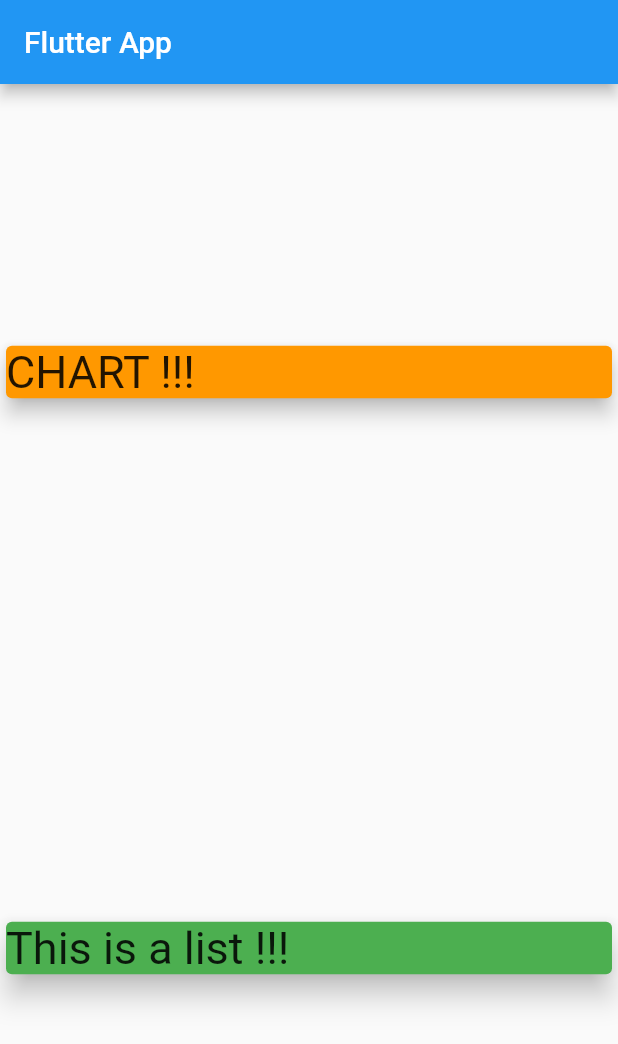
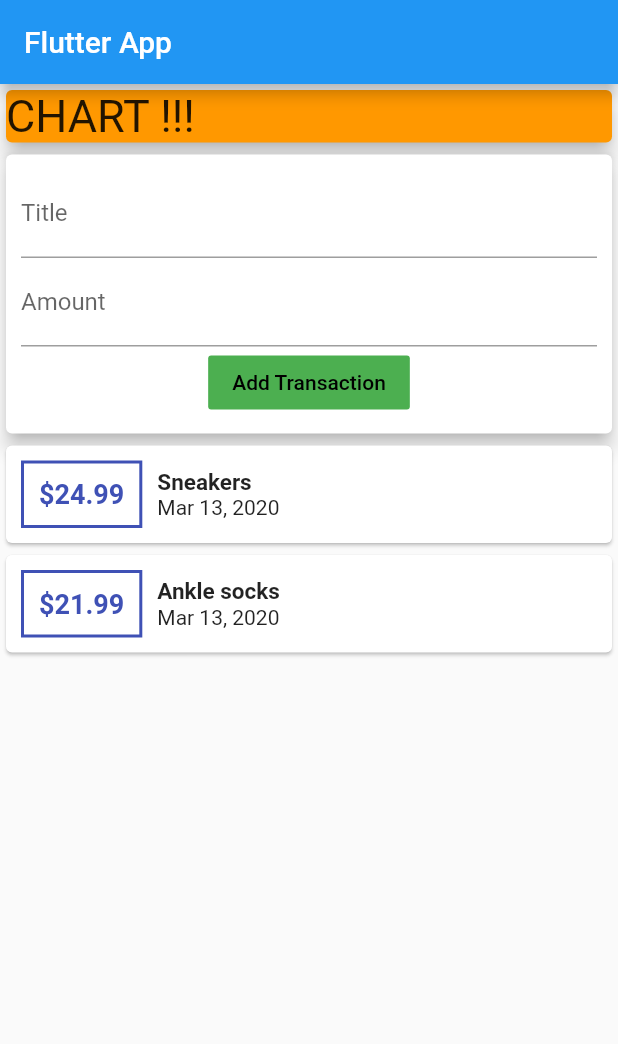
Before and after one commit to KUKROW/expense_planner, a Flutter app: the screen it shows after launch, on a phone screen of 412 x 824 dp. Shown: the top 1044 px of the screen. Run offline on Flutter 3.47's test engine with Material 2 defaults, Android fonts, the phone set to English and light mode, and no system bars.

Commit message:
built multiple widgets

```diff
--- a/lib/main.dart
+++ b/lib/main.dart
@@ -2,6 +2,7 @@ import 'package:flutter/cupertino.dart';
 
 import './transactions.dart';
 import 'package:flutter/material.dart';
+import 'package:intl/intl.dart';
 
 void main() => runApp(MyApp());
 
@@ -20,7 +21,7 @@ class MyHomePage extends StatelessWidget {
   final List<Transactions> transactions = [
     Transactions(id: 1, title: 'Sneakers', amount: 24.99, date: DateTime.now()),
     Transactions(
-        id: 2, title: 'Ankle socks', amount: 1.99, date: DateTime.now())
+        id: 2, title: 'Ankle socks', amount: 21.99, date: DateTime.now())
   ];
 
   @override
@@ -30,7 +31,7 @@ class MyHomePage extends StatelessWidget {
           title: Text('Flutter App'),
         ),
         body: Column(
-          mainAxisAlignment: MainAxisAlignment.spaceAround,
+          //mainAxisAlignment: MainAxisAlignment.spaceEvenly,
           crossAxisAlignment: CrossAxisAlignment.stretch,
           children: <Widget>[
             Container(
@@ -45,12 +46,71 @@ class MyHomePage extends StatelessWidget {
               ),
             ),
             Card(
-              child: Text(
-                'This is a list !!!',
-                style: TextStyle(fontSize: 30),
+              elevation: 5,
+              child: Container(
+                padding: EdgeInsets.all(10),
+                child: Column(
+                  children: <Widget>[
+                    TextField(
+                      decoration: InputDecoration(labelText: 'Title'),
+                    ),
+                    TextField(
+                      decoration: InputDecoration(labelText: 'Amount'),
+                    ),
+                    FlatButton(
+                      child: Text('Add Transaction'),
+                      onPressed: () {},
+                      color: Colors.green,
+                      textColor: Colors.black,
+                    )
+                  ],
+                ),
               ),
-              color: Colors.green,
-              elevation: 7.8,
+            ),
+            Column(
+              children: transactions.map((tx) {
+                return Card(
+                  child: Row(
+                    children: <Widget>[
+                      Container(
+                        child: Text(
+                          '\$${tx.amount}',
+                          style: TextStyle(
+                            color: Colors.indigo,
+                            fontWeight: FontWeight.bold,
+                            fontSize: 18,
+                          ),
+                        ),
+                        margin: EdgeInsets.all(10),
+                        decoration: BoxDecoration(
+                            border: Border.all(
+                          color: Colors.indigo,
+                          width: 2,
+                        )),
+                        padding: EdgeInsets.all(10),
+                      ),
+                      Column(
+                        crossAxisAlignment: CrossAxisAlignment.start,
+                        children: <Widget>[
+                          Text(
+                            tx.title,
+                            style: TextStyle(
+                              fontWeight: FontWeight.bold,
+                              fontSize: 15,
+                            ),
+                          ),
+                          Text(
+                            DateFormat.yMMMd().format(tx.date),
+                            style: TextStyle(
+                              fontSize: 14,
+                            ),
+                          ),
+                        ],
+                      )
+                    ],
+                  ),
+                );
+              }).toList(),
             )
           ],
         ));
--- a/pubspec.yaml
+++ b/pubspec.yaml
@@ -19,7 +19,7 @@ environment:
 dependencies:
   flutter:
     sdk: flutter
-
+  intl: ^0.16.1
   # The following adds the Cupertino Icons font to your application.
   # Use with the CupertinoIcons class for iOS style icons.
   cupertino_icons: ^0.1.2
```
Also changed, not shown: pubspec.lock.
